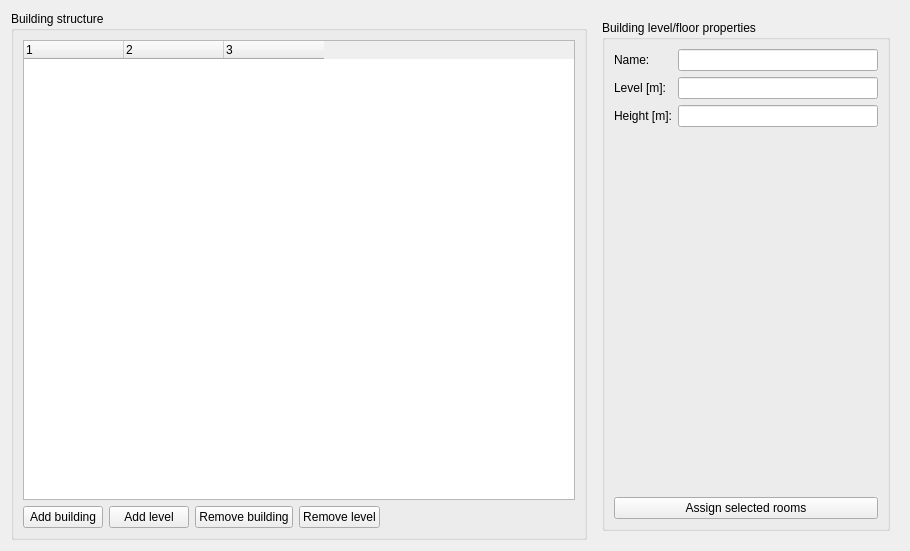
Old version of the form SIM-VICUS/src/SVPropFloorManagerWidget.ui in the repository ghorwin/SIM-VICUS.
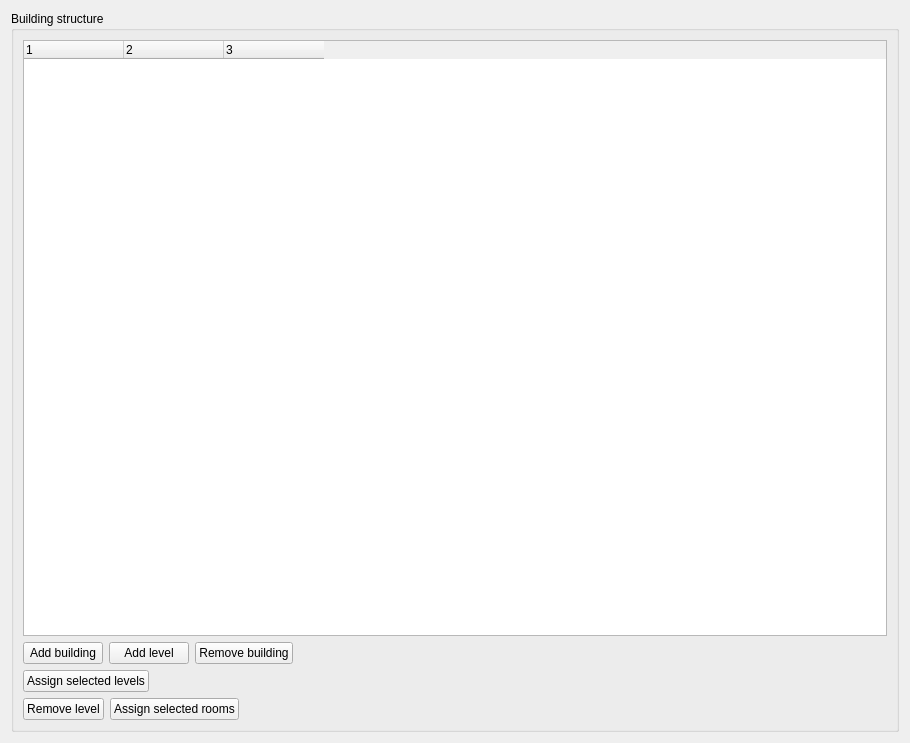
New version of the form. Icons and pictures are not drawn. Custom widgets are drawn as their Qt base class.

Commit message: Floor manager is now a property widget.

The edit to the form file:
```diff
--- a/SIM-VICUS/src/SVPropFloorManagerWidget.ui
+++ b/SIM-VICUS/src/SVPropFloorManagerWidget.ui
@@ -7,20 +7,20 @@
     <x>0</x>
     <y>0</y>
     <width>910</width>
-    <height>551</height>
+    <height>743</height>
    </rect>
   </property>
   <property name="windowTitle">
    <string>Floor manager</string>
   </property>
-  <layout class="QHBoxLayout" name="horizontalLayout" stretch="1,0">
+  <layout class="QVBoxLayout" name="verticalLayout">
    <item>
     <widget class="QGroupBox" name="groupBox">
      <property name="title">
       <string>Building structure</string>
      </property>
-     <layout class="QGridLayout" name="gridLayout">
-      <item row="0" column="0" colspan="5">
+     <layout class="QVBoxLayout" name="verticalLayout_2">
+      <item>
        <widget class="QTreeWidget" name="treeWidget">
         <property name="alternatingRowColors">
          <bool>true</bool>
@@ -48,7 +48,9 @@
         </column>
        </widget>
       </item>
-      <item row="1" column="0">
+      <item>
+       <layout class="QHBoxLayout" name="horizontalLayout_3">
+        <item>
        <widget class="QPushButton" name="pushButtonAddBuilding">
         <property name="text">
          <string>Add building</string>
@@ -59,18 +61,7 @@
         </property>
        </widget>
       </item>
-      <item row="1" column="3">
-       <widget class="QPushButton" name="pushButtonRemoveLevel">
-        <property name="text">
-         <string>Remove level</string>
-        </property>
-        <property name="icon">
-         <iconset resource="../resources/SIM-VICUS.qrc">
-          <normaloff>:/gfx/actions/24x24/minus.png</normaloff>:/gfx/actions/24x24/minus.png</iconset>
-        </property>
-       </widget>
-      </item>
-      <item row="1" column="1">
+        <item>
        <widget class="QPushButton" name="pushButtonAddLevel">
         <property name="text">
          <string>Add level</string>
@@ -81,7 +72,7 @@
         </property>
        </widget>
       </item>
-      <item row="1" column="2">
+        <item>
        <widget class="QPushButton" name="pushButtonRemoveBuilding">
         <property name="text">
          <string>Remove building</string>
@@ -92,151 +83,85 @@
         </property>
        </widget>
       </item>
-      <item row="1" column="4">
-       <spacer name="horizontalSpacer">
+        <item>
+         <spacer name="horizontalSpacer_3">
         <property name="orientation">
          <enum>Qt::Horizontal</enum>
         </property>
         <property name="sizeHint" stdset="0">
          <size>
-          <width>79</width>
+            <width>40</width>
           <height>20</height>
          </size>
         </property>
        </spacer>
       </item>
      </layout>
-    </widget>
    </item>
    <item>
-    <widget class="QStackedWidget" name="stackedWidget">
-     <property name="currentIndex">
-      <number>1</number>
-     </property>
-     <widget class="QWidget" name="page">
-      <layout class="QVBoxLayout" name="verticalLayout">
+       <layout class="QHBoxLayout" name="horizontalLayout_2">
        <item>
-        <widget class="QGroupBox" name="groupBoxBuildingProperties">
-         <property name="title">
-          <string>Building properties</string>
-         </property>
-         <layout class="QGridLayout" name="gridLayout_4">
-          <item row="0" column="0">
-           <widget class="QLabel" name="label">
-            <property name="text">
-             <string>Name:</string>
-            </property>
-           </widget>
-          </item>
-          <item row="0" column="1">
-           <widget class="QLineEdit" name="lineEditBuildingName"/>
-          </item>
-          <item row="1" column="1">
-           <spacer name="verticalSpacer_2">
-            <property name="orientation">
-             <enum>Qt::Vertical</enum>
-            </property>
-            <property name="sizeHint" stdset="0">
-             <size>
-              <width>20</width>
-              <height>40</height>
-             </size>
-            </property>
-           </spacer>
-          </item>
-          <item row="2" column="0" colspan="2">
            <widget class="QPushButton" name="pushButtonAssignLevel">
             <property name="text">
              <string>Assign selected levels</string>
             </property>
            </widget>
           </item>
-         </layout>
-        </widget>
-       </item>
-      </layout>
-     </widget>
-     <widget class="QWidget" name="page_2">
-      <layout class="QVBoxLayout" name="verticalLayout_2">
        <item>
-        <widget class="QGroupBox" name="groupBoxLevelProperties">
-         <property name="title">
-          <string>Building level/floor properties</string>
-         </property>
-         <layout class="QGridLayout" name="gridLayout_2">
-          <item row="0" column="0">
-           <widget class="QLabel" name="label_2">
-            <property name="text">
-             <string>Name:</string>
-            </property>
-           </widget>
-          </item>
-          <item row="0" column="1">
-           <widget class="QLineEdit" name="lineEditLevelName">
-            <property name="minimumSize">
-             <size>
-              <width>200</width>
-              <height>0</height>
-             </size>
-            </property>
-           </widget>
-          </item>
-          <item row="1" column="0">
-           <widget class="QLabel" name="label_3">
-            <property name="text">
-             <string>Level [m]:</string>
-            </property>
-           </widget>
-          </item>
-          <item row="1" column="1">
-           <widget class="QtExt::ValidatingLineEdit" name="lineEditLevel"/>
-          </item>
-          <item row="2" column="0">
-           <widget class="QLabel" name="label_4">
-            <property name="text">
-             <string>Height [m]:</string>
-            </property>
-           </widget>
-          </item>
-          <item row="2" column="1">
-           <widget class="QtExt::ValidatingLineEdit" name="lineEditHeight"/>
-          </item>
-          <item row="3" column="1">
-           <spacer name="verticalSpacer">
+         <spacer name="horizontalSpacer">
             <property name="orientation">
-             <enum>Qt::Vertical</enum>
+           <enum>Qt::Horizontal</enum>
             </property>
             <property name="sizeHint" stdset="0">
              <size>
-              <width>20</width>
-              <height>40</height>
+            <width>51</width>
+            <height>20</height>
              </size>
             </property>
            </spacer>
           </item>
-          <item row="4" column="0" colspan="2">
+       </layout>
+      </item>
+      <item>
+       <layout class="QHBoxLayout" name="horizontalLayout">
+        <item>
+         <widget class="QPushButton" name="pushButtonRemoveLevel">
+          <property name="text">
+           <string>Remove level</string>
+          </property>
+          <property name="icon">
+           <iconset resource="../resources/SIM-VICUS.qrc">
+            <normaloff>:/gfx/actions/24x24/minus.png</normaloff>:/gfx/actions/24x24/minus.png</iconset>
+          </property>
+         </widget>
+        </item>
+        <item>
            <widget class="QPushButton" name="pushButtonAssignRooms">
             <property name="text">
              <string>Assign selected rooms</string>
             </property>
            </widget>
           </item>
-         </layout>
-        </widget>
+        <item>
+         <spacer name="horizontalSpacer_2">
+          <property name="orientation">
+           <enum>Qt::Horizontal</enum>
+          </property>
+          <property name="sizeHint" stdset="0">
+           <size>
+            <width>40</width>
+            <height>20</height>
+           </size>
+          </property>
+         </spacer>
+        </item>
+       </layout>
        </item>
       </layout>
      </widget>
-    </widget>
    </item>
   </layout>
  </widget>
- <customwidgets>
-  <customwidget>
-   <class>QtExt::ValidatingLineEdit</class>
-   <extends>QLineEdit</extends>
-   <header location="global">QtExt_ValidatingLineEdit.h</header>
-  </customwidget>
- </customwidgets>
  <resources>
   <include location="../resources/SIM-VICUS.qrc"/>
  </resources>
```
Lines whose indentation alone changed are shown as unchanged. The commit also changes 2 other files.
